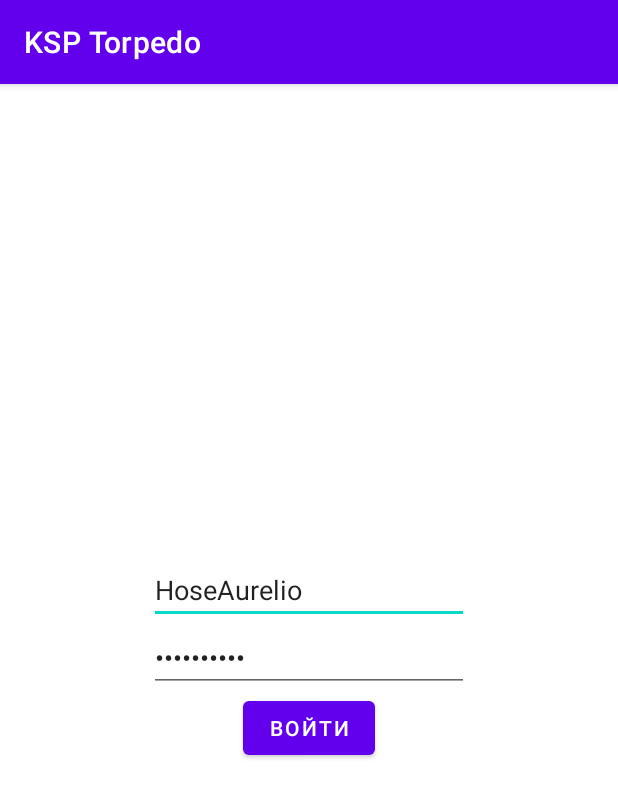
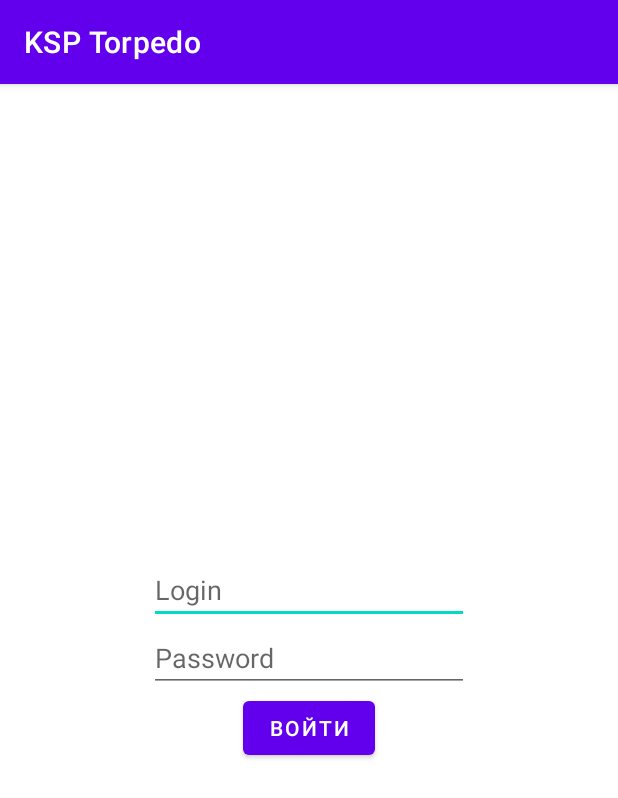
Before and after one commit to AntonyBelousov/KSP-Torpedo-mb-client, an Android app: the screen it shows after launch (MainActivity), on a phone screen of 412 x 824 dp. Shown: the top 798 px of the screen. Run offline under Robolectric (Android 15) with nearby library versions, the phone set to English and light mode, and no system bars.

Commit message:
Update LoginFragment.kt

```diff
--- a/app/src/main/java/com/belousovas/kspapp/ui/LoginFragment.kt
+++ b/app/src/main/java/com/belousovas/kspapp/ui/LoginFragment.kt
@@ -26,9 +26,6 @@ class LoginFragment : Fragment(R.layout.login_fragment) {
         val userName = view.findViewById<EditText>(R.id.edt_user_login)
         val userPassword = view.findViewById<EditText>(R.id.edt_user_password)
         val signInBtn = view.findViewById<Button>(R.id.btn_sign_in)
-
-        userName.setText("HoseAurelio")
-        userPassword.setText("32167_Allo")
 
         loginFragmentViewModel.isLoginSuccess.observe(viewLifecycleOwner, {
             if (it) {
```
